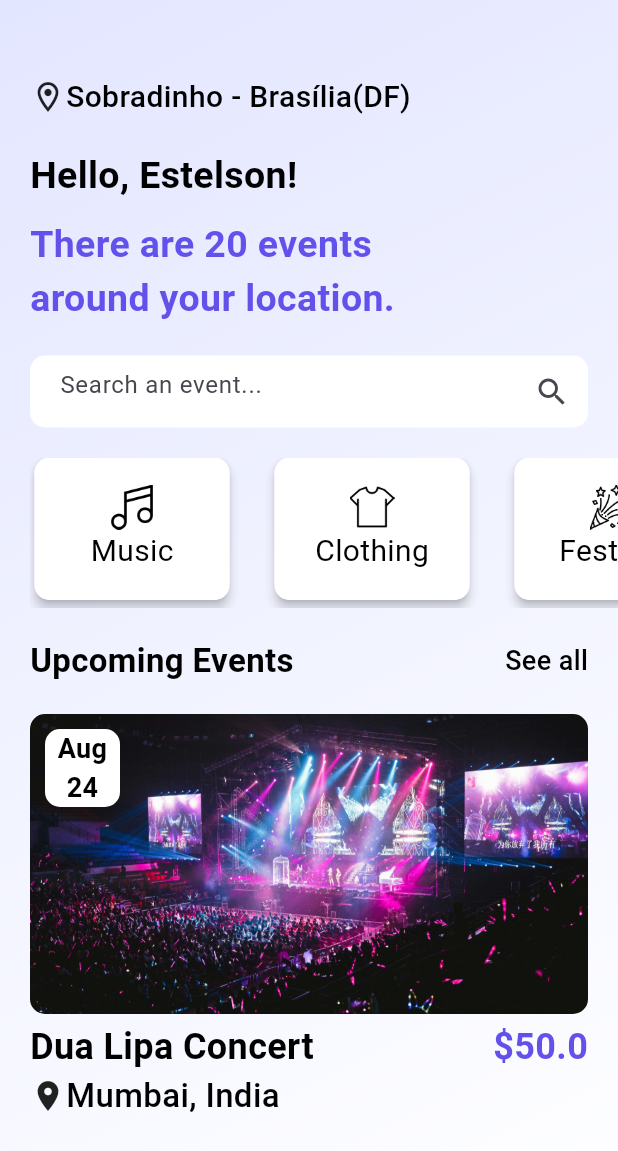
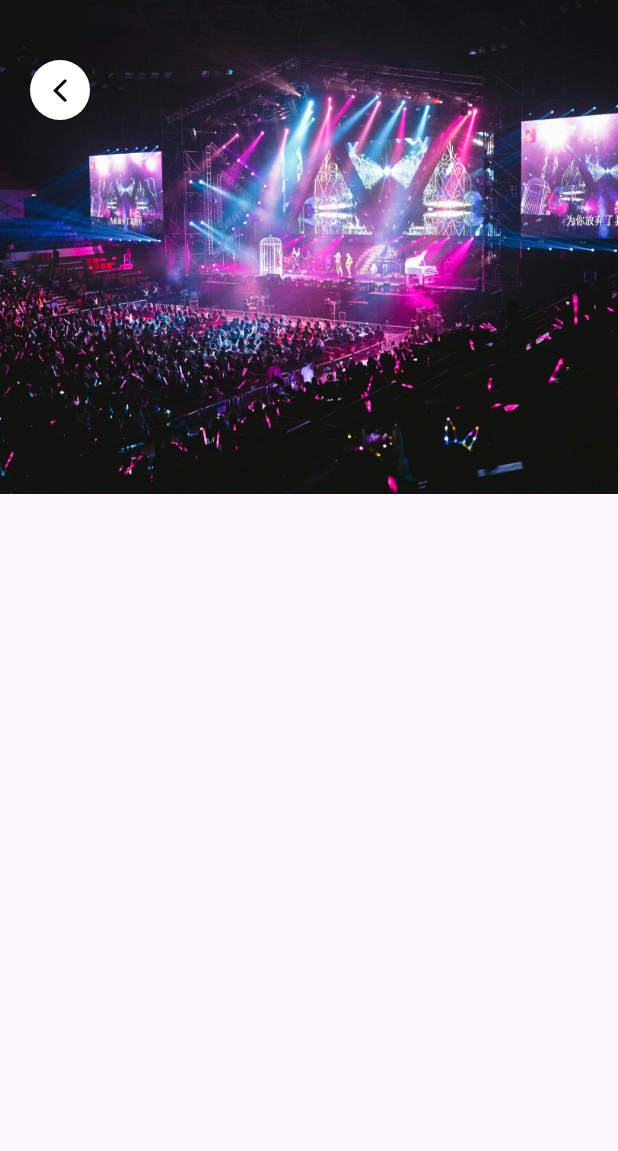
Before and after one commit to estelson/eventbookingapp, a Flutter app: the screen it shows after launch, on a phone screen of 412 x 824 dp. Shown: the top 1151 px of the screen. Run offline on Flutter 3.47's test engine with Material 3 defaults, Android fonts, the phone set to English and light mode, and no system bars; our stand-ins replace curved_navigation_bar.

```diff
--- a/lib/main.dart
+++ b/lib/main.dart
@@ -1,4 +1,4 @@
-import 'package:eventbookingapp/pages/home.dart';
+import 'package:eventbookingapp/pages/detail_page.dart';
 import 'package:flutter/material.dart';
 import 'package:flutter/services.dart';
 
@@ -28,7 +28,9 @@ class MyApp extends StatelessWidget {
         useMaterial3: true,
       ),
       // home: const MyHomePage(title: 'Flutter Demo Home Page'),
-      home: const Home(),
+      // home: const Home(),
+      // home: const BottomNav(),
+      home: const DetailPage(),
     );
   }
 }
--- /dev/null
+++ b/lib/pages/detail_page.dart
@@ -0,0 +1,42 @@
+import 'package:flutter/cupertino.dart';
+import 'package:flutter/material.dart';
+
+class DetailPage extends StatefulWidget {
+  const DetailPage({super.key});
+
+  @override
+  State<DetailPage> createState() => _DetailPageState();
+}
+
+class _DetailPageState extends State<DetailPage> {
+  @override
+  Widget build(BuildContext context) {
+    return Scaffold(
+      body: Container(
+        child: Column(
+          children: [
+            Stack(
+              children: [
+                Image.asset(
+                  "assets/images/event.jpg",
+                  width: MediaQuery.of(context).size.width,
+                  height: MediaQuery.of(context).size.height / 2.5,
+                  fit: BoxFit.cover,
+                ),
+                Container(
+                  padding: EdgeInsets.all(8),
+                  margin: const EdgeInsets.only(top: 40, left: 20),
+                  decoration: BoxDecoration(color: Colors.white, borderRadius: BorderRadius.circular(30)),
+                  child: Icon(
+                    CupertinoIcons.back,
+                    color: Colors.black,
+                  ),
+                ),
+              ],
+            ),
+          ],
+        ),
+      ),
+    );
+  }
+}
--- a/lib/pages/home.dart
+++ b/lib/pages/home.dart
@@ -86,7 +86,7 @@ class _HomeState extends State<Home> {
             const SizedBox(height: 20),
 
             /// Categories
-            Container(
+            SizedBox(
               height: 100,
               child: ListView(
                 scrollDirection: Axis.horizontal,
@@ -342,7 +342,7 @@ class _HomeState extends State<Home> {
               ],
             ),
 
-            Row(
+            const Row(
               children: [
                 Icon(Icons.location_on),
                 Text(
--- a/pubspec.yaml
+++ b/pubspec.yaml
@@ -35,6 +35,8 @@ dependencies:
   # The following adds the Cupertino Icons font to your application.
   # Use with the CupertinoIcons class for iOS style icons.
   cupertino_icons: ^1.0.8
+
+  curved_navigation_bar:
 
 dev_dependencies:
   flutter_test:
```
Also changed, not shown: lib/pages/booking.dart (added, +15 -0 lines), lib/pages/bottomnav.dart (added, +66 -0 lines), lib/pages/profile.dart (added, +15 -0 lines), pubspec.lock.
